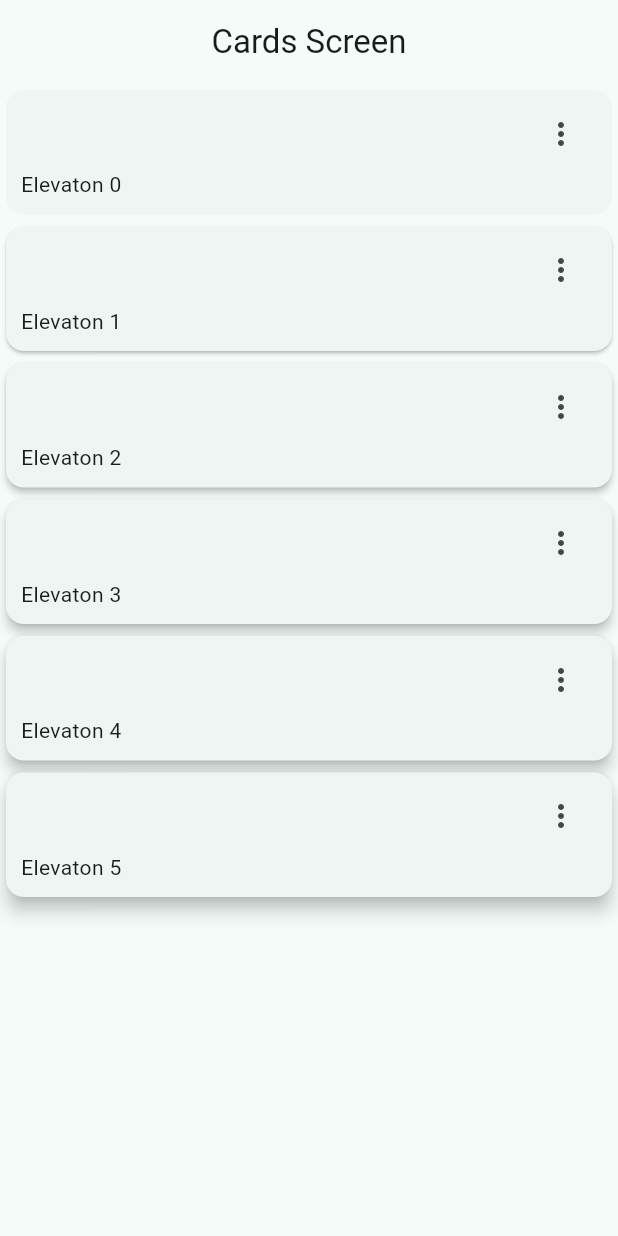
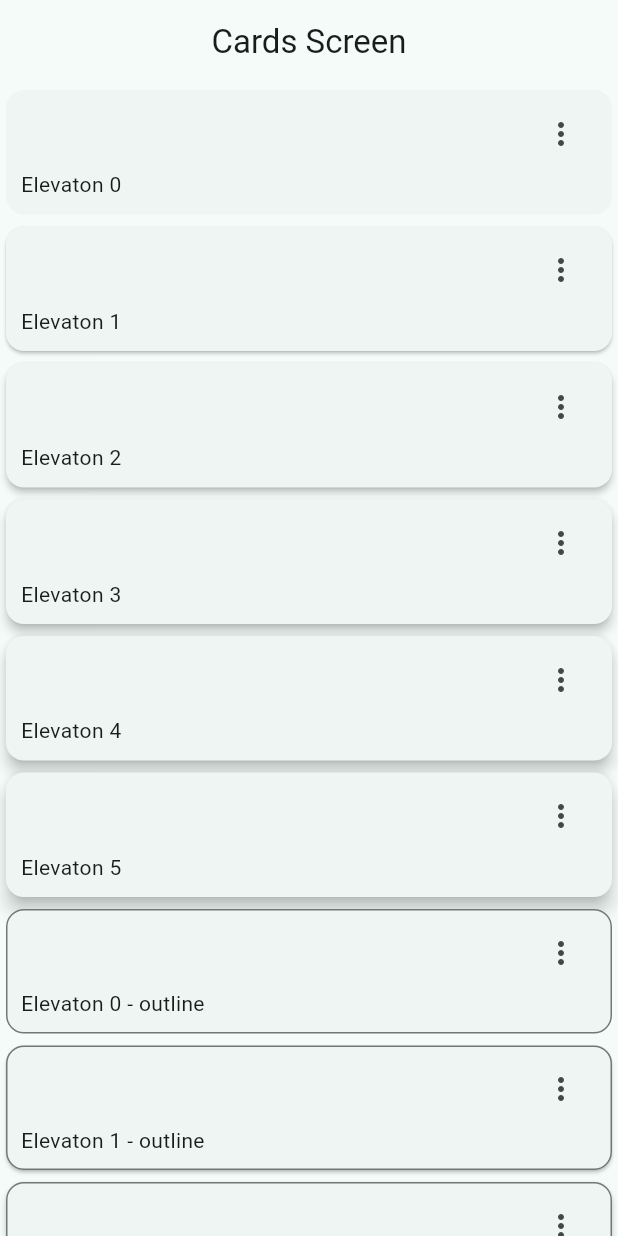
Before and after one commit to Hjuanma/widgets_app, a Flutter app: the CardsScreen screen opened by its route, on a phone screen of 412 x 824 dp. Run offline on Flutter 3.47's test engine with Material 2 defaults, Android fonts, the phone set to English and light mode, and no system bars; our stand-ins replace go_router.

Commit message:
add border  card

```diff
--- a/lib/presentation/screens/cards/card_screen.dart
+++ b/lib/presentation/screens/cards/card_screen.dart
@@ -39,6 +39,10 @@ class _CardsView extends StatelessWidget {
                 elevation: card["elevation"],
                 label: card["label"],
               )),
+          ...cards.map((card) => _CardType2(
+                elevation: card["elevation"],
+                label: card["label"],
+              )),
         ],
       ),
     );
@@ -73,3 +77,37 @@ class _CardType1 extends StatelessWidget {
     );
   }
 }
+
+class _CardType2 extends StatelessWidget {
+  final String label;
+  final double elevation;
+
+  const _CardType2({required this.elevation, required this.label});
+
+  @override
+  Widget build(BuildContext context) {
+    final colors = Theme.of(context).colorScheme;
+
+    return Card(
+      shape: RoundedRectangleBorder(
+          borderRadius: const BorderRadius.all(Radius.circular(12)),
+          side: BorderSide(color: colors.outline)),
+      elevation: elevation,
+      child: Padding(
+        padding: const EdgeInsets.fromLTRB(10, 5, 10, 10),
+        child: Column(children: [
+          Align(
+              alignment: Alignment.topRight,
+              child: IconButton(
+                icon: const Icon(Icons.more_vert_outlined),
+                onPressed: () {},
+              )),
+          Align(
+            alignment: Alignment.bottomLeft,
+            child: Text("$label - outline"),
+          )
+        ]),
+      ),
+    );
+  }
+}
```
